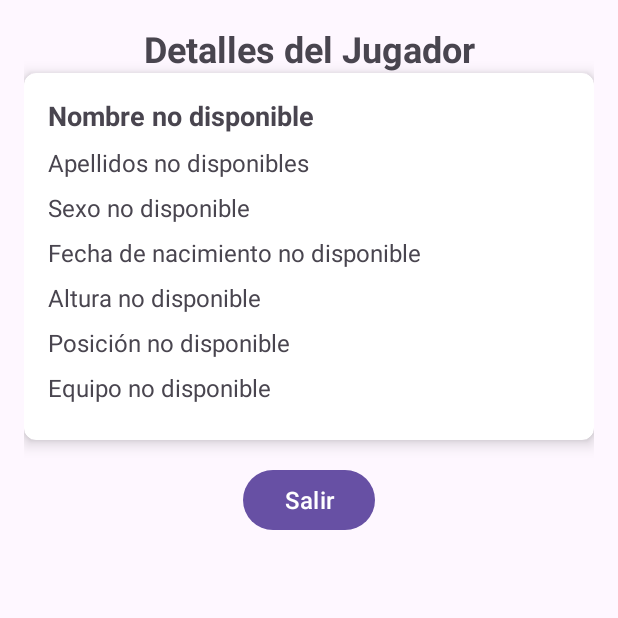
After one commit to AdriTomBar/GestionDeportiva, an Android app: the DetalleJugadorActivity screen opened directly, with no data from a screen before it, on a phone screen of 412 x 824 dp, the top half of it. The commit adds this screen. Run offline under Robolectric (Android 15) with nearby library versions, the phone set to English and light mode, and no system bars.

Commit message:
Entrega 3 terminada

```diff
--- a/app/src/main/AndroidManifest.xml
+++ b/app/src/main/AndroidManifest.xml
@@ -12,6 +12,9 @@
         android:supportsRtl="true"
         android:theme="@style/Theme.GestionClubDeportivo"
         tools:targetApi="31">
+        <activity
+            android:name=".Actividades.DetalleJugadorActivity"
+            android:exported="false" />
         <activity
             android:name=".Actividades.ListaJugadoresActivity"
             android:exported="false" />
--- /dev/null
+++ b/app/src/main/java/com/example/gestionclubdeportivo/Actividades/DetalleJugadorActivity.java
@@ -0,0 +1,61 @@
+package com.example.gestionclubdeportivo.Actividades;
+
+import android.content.Intent;
+import android.os.Bundle;
+import android.view.View;
+import android.widget.Button;
+import android.widget.TextView;
+
+import androidx.appcompat.app.AppCompatActivity;
+
+import com.example.gestionclubdeportivo.R;
+
+public class DetalleJugadorActivity extends AppCompatActivity {
+
+    private TextView nombreTextView;
+    private TextView apellidosTextView;
+    private TextView sexoTextView;
+    private TextView fechaNacimientoTextView;
+    private TextView alturaTextView;
+    private TextView posicionTextView;
+    private TextView equipoTextView;
+    private Button btnSalir;
+
+    @Override
+    protected void onCreate(Bundle savedInstanceState) {
+        super.onCreate(savedInstanceState);
+        setContentView(R.layout.activity_detalle_jugador);
+
+        // Inicializar los TextViews
+        nombreTextView = findViewById(R.id.nombreTextViewDetalle);
+        apellidosTextView = findViewById(R.id.apellidosTextViewDetalle);
+        sexoTextView = findViewById(R.id.sexoTextViewDetalle);
+        fechaNacimientoTextView = findViewById(R.id.fechaNacimientoTextViewDetalle);
+        alturaTextView = findViewById(R.id.alturaTextViewDetalle);
+        posicionTextView = findViewById(R.id.posicionTextViewDetalle);
+        equipoTextView = findViewById(R.id.equipoTextViewDetalle);
+        btnSalir = findViewById(R.id.btnSalir);
+
+        // Obtener los datos pasados desde ListaJugadoresActivity
+        Intent intent = getIntent();
+        String nombre = intent.getStringExtra("jugador_nombre");
+        String apellidos = intent.getStringExtra("jugador_apellidos");
+        String sexo = intent.getStringExtra("jugador_sexo");
+        String fechaNacimiento = intent.getStringExtra("jugador_fecha_nacimiento");
+        float altura = intent.getFloatExtra("jugador_altura", 0);
+        String posicion = intent.getStringExtra("jugador_posicion");
+        int equipo = intent.getIntExtra("jugador_equipo", -1);
+
+        // Mostrar la información en los TextViews
+        nombreTextView.setText(nombre != null ? nombre : "Nombre no disponible");
+        apellidosTextView.setText(apellidos != null ? apellidos : "Apellidos no disponibles");
+        sexoTextView.setText(sexo != null ? sexo : "Sexo no disponible");
+        fechaNacimientoTextView.setText(fechaNacimiento != null ? fechaNacimiento : "Fecha de nacimiento no disponible");
+        alturaTextView.setText(altura != 0 ? String.valueOf(altura) : "Altura no disponible");
+        posicionTextView.setText(posicion != null ? posicion : "Posición no disponible");
+        equipoTextView.setText(equipo != -1 ? String.valueOf(equipo) : "Equipo no disponible");
+
+        // Configurar el botón para salir de la actividad
+        btnSalir.setOnClickListener(v -> finish()); // Al hacer click, la actividad se cierra
+    }
+}
--- a/app/src/main/java/com/example/gestionclubdeportivo/Actividades/ListaJugadoresActivity.java
+++ b/app/src/main/java/com/example/gestionclubdeportivo/Actividades/ListaJugadoresActivity.java
@@ -1,6 +1,6 @@
-// app/src/main/java/com/example/gestionclubdeportivo/Actividades/ListaJugadoresActivity.java
 package com.example.gestionclubdeportivo.Actividades;
 
+import android.content.Intent;
 import android.os.Bundle;
 import android.widget.ListView;
 import android.widget.Toast;
@@ -11,7 +11,6 @@ import androidx.room.Room;
 import com.example.gestionclubdeportivo.Adapters.JugadorAdapter;
 import com.example.gestionclubdeportivo.Database.AppDatabase;
 import com.example.gestionclubdeportivo.R;
-import com.example.gestionclubdeportivo.models.Equipo;
 import com.example.gestionclubdeportivo.models.Jugador;
 
 import java.util.List;
@@ -34,23 +33,36 @@ public class ListaJugadoresActivity extends AppCompatActivity {
         executorService = Executors.newSingleThreadExecutor();
 
         loadJugadores();
+
+        listView.setOnItemClickListener((parent, view, position, id) -> {
+            // Obtén el jugador seleccionado
+            Jugador jugador = (Jugador) parent.getItemAtPosition(position);
+
+            if (jugador != null) {
+                // Crear una nueva Intent para la actividad de detalles del jugador
+                Intent intent = new Intent(ListaJugadoresActivity.this, DetalleJugadorActivity.class);
+                // Pasar toda la información del jugador
+                intent.putExtra("jugador_id", jugador.getId());
+                intent.putExtra("jugador_nombre", jugador.getNombre());
+                intent.putExtra("jugador_apellidos", jugador.getApellidos());
+                intent.putExtra("jugador_sexo", jugador.getSexo());
+                intent.putExtra("jugador_fecha_nacimiento", jugador.getFechaNacimiento());
+                intent.putExtra("jugador_altura", jugador.getAltura());
+                intent.putExtra("jugador_posicion", jugador.getPosicion());
+                intent.putExtra("jugador_equipo", jugador.getEquipo());
+                startActivity(intent);
+            }
+        });
     }
 
     private void loadJugadores() {
         executorService.execute(() -> {
             AppDatabase db = Room.databaseBuilder(getApplicationContext(), AppDatabase.class, "gestionclubdeportivo")
-                    .addMigrations(AppDatabase.MIGRATION_3_4) // Apply the migration
+                    .addMigrations(AppDatabase.MIGRATION_2_3) // Apply the migration
                     .fallbackToDestructiveMigration() // Optional: fallback to destructive migration
                     .build();
 
             List<Jugador> jugadores = db.jugadorDao().getAllJugadores();
-
-            for (Jugador jugador : jugadores) {
-                Equipo equipo = db.equipoDao().getEquipoById(jugador.getEquipo());
-                if (equipo != null) {
-                    jugador.setEquipoNombre(equipo.getNombre());
-                }
-            }
 
             runOnUiThread(() -> {
                 if (jugadores.isEmpty()) {
@@ -62,36 +74,4 @@ public class ListaJugadoresActivity extends AppCompatActivity {
             });
         });
     }
-
-    private void insertJugadoresDePrueba(AppDatabase db) {
-        ExecutorService executorService = Executors.newSingleThreadExecutor();
-
-        executorService.execute(() -> {
-            // Crear jugadores de prueba
-            Jugador jugador1 = new Jugador();
-            jugador1.setNombre("Juan");
-            jugador1.setApellidos("Pérez");
-            jugador1.setSexo("Masculino");
-            jugador1.setFechaNacimiento("1995-07-14");
-            jugador1.setAltura(1.75f);
-            jugador1.setPosicion("Delantero");
-            jugador1.setEquipo(1); // Asumimos que el equipo con ID 1 ya existe
-
-            Jugador jugador2 = new Jugador();
-            jugador2.setNombre("Ana");
-            jugador2.setApellidos("Gómez");
-            jugador2.setSexo("Femenino");
-            jugador2.setFechaNacimiento("1997-03-22");
-            jugador2.setAltura(1.65f);
-            jugador2.setPosicion("Centrocampista");
-            jugador2.setEquipo(2); // Asumimos que el equipo con ID 2 ya existe
-
-            // Insertar los jugadores de prueba en la base de datos
-            db.jugadorDao().insert(jugador1);
-            db.jugadorDao().insert(jugador2);
-
-            // Ejecutar el Toast en el hilo principal
-            runOnUiThread(() -> Toast.makeText(this, "Jugadores de prueba insertados", Toast.LENGTH_SHORT).show());
-        });
-    }
 }
--- /dev/null
+++ b/app/src/main/res/layout/activity_detalle_jugador.xml
@@ -0,0 +1,112 @@
+<?xml version="1.0" encoding="utf-8"?>
+<androidx.constraintlayout.widget.ConstraintLayout xmlns:android="http://schemas.android.com/apk/res/android"
+    xmlns:app="http://schemas.android.com/apk/res-auto"
+    xmlns:tools="http://schemas.android.com/tools"
+    android:layout_width="match_parent"
+    android:layout_height="match_parent"
+    android:padding="16dp"
+    tools:context=".Actividades.DetalleJugadorActivity">
+
+    <!-- Título de la actividad -->
+    <TextView
+        android:id="@+id/tituloTextView"
+        android:layout_width="wrap_content"
+        android:layout_height="wrap_content"
+        android:text="Detalles del Jugador"
+        android:textSize="24sp"
+        android:textStyle="bold"
+        android:layout_marginBottom="20dp"
+        app:layout_constraintBottom_toTopOf="@+id/nombreTextViewDetalle"
+        app:layout_constraintStart_toStartOf="parent"
+        app:layout_constraintEnd_toEndOf="parent" />
+
+    <!-- CardView para mostrar los detalles del jugador -->
+    <androidx.cardview.widget.CardView
+        android:id="@+id/cardViewJugador"
+        android:layout_width="match_parent"
+        android:layout_height="wrap_content"
+        app:cardCornerRadius="8dp"
+        app:cardElevation="6dp"
+        app:layout_constraintTop_toBottomOf="@+id/tituloTextView"
+        app:layout_constraintStart_toStartOf="parent"
+        app:layout_constraintEnd_toEndOf="parent"
+        android:layout_marginBottom="16dp">
+
+        <LinearLayout
+            android:orientation="vertical"
+            android:layout_width="match_parent"
+            android:layout_height="wrap_content"
+            android:padding="16dp">
+
+            <TextView
+                android:id="@+id/nombreTextViewDetalle"
+                android:layout_width="wrap_content"
+                android:layout_height="wrap_content"
+                android:text="Nombre"
+                android:textSize="18sp"
+                android:textStyle="bold"
+                android:layout_marginBottom="8dp"/>
+
+            <TextView
+                android:id="@+id/apellidosTextViewDetalle"
+                android:layout_width="wrap_content"
+                android:layout_height="wrap_content"
+                android:text="Apellidos"
+                android:textSize="16sp"
+                android:layout_marginBottom="8dp"/>
+
+            <TextView
+                android:id="@+id/sexoTextViewDetalle"
+                android:layout_width="wrap_content"
+                android:layout_height="wrap_content"
+                android:text="Sexo"
+                android:textSize="16sp"
+                android:layout_marginBottom="8dp"/>
+
+            <TextView
+                android:id="@+id/fechaNacimientoTextViewDetalle"
+                android:layout_width="wrap_content"
+                android:layout_height="wrap_content"
+                android:text="Fecha de Nacimiento"
+                android:textSize="16sp"
+                android:layout_marginBottom="8dp"/>
+
+            <TextView
+                android:id="@+id/alturaTextViewDetalle"
+                android:layout_width="wrap_content"
+                android:layout_height="wrap_content"
+                android:text="Altura"
+                android:textSize="16sp"
+                android:layout_marginBottom="8dp"/>
+
+            <TextView
+                android:id="@+id/posicionTextViewDetalle"
+                android:layout_width="wrap_content"
+                android:layout_height="wrap_content"
+                android:text="Posición"
+                android:textSize="16sp"
+                android:layout_marginBottom="8dp"/>
+
+            <TextView
+                android:id="@+id/equipoTextViewDetalle"
+                android:layout_width="wrap_content"
+                android:layout_height="wrap_content"
+                android:text="Equipo"
+                android:textSize="16sp"
+                android:layout_marginBottom="8dp"/>
+        </LinearLayout>
+    </androidx.cardview.widget.CardView>
+
+    <!-- Botón para salir de la actividad -->
+    <Button
+        android:id="@+id/btnSalir"
+        android:layout_width="wrap_content"
+        android:layout_height="wrap_content"
+        android:text="Salir"
+        android:textSize="16sp"
+        android:layout_marginTop="16dp"
+        app:layout_constraintTop_toBottomOf="@+id/cardViewJugador"
+        app:layout_constraintStart_toStartOf="parent"
+        app:layout_constraintEnd_toEndOf="parent"/>
+
+</androidx.constraintlayout.widget.ConstraintLayout>
```
